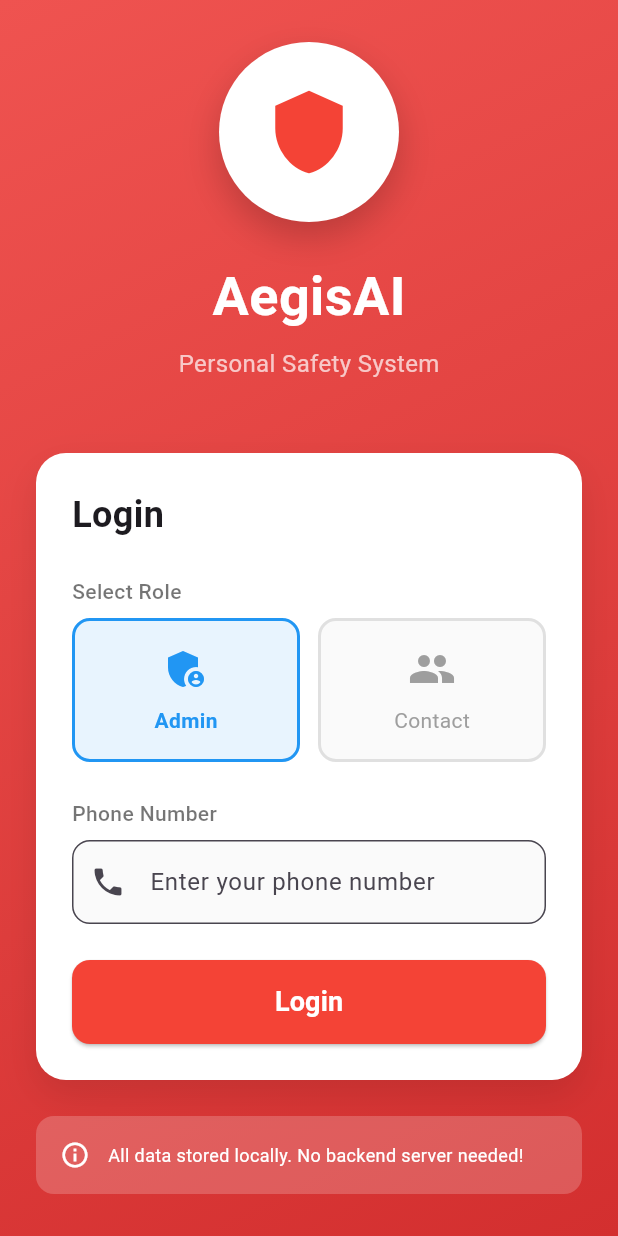
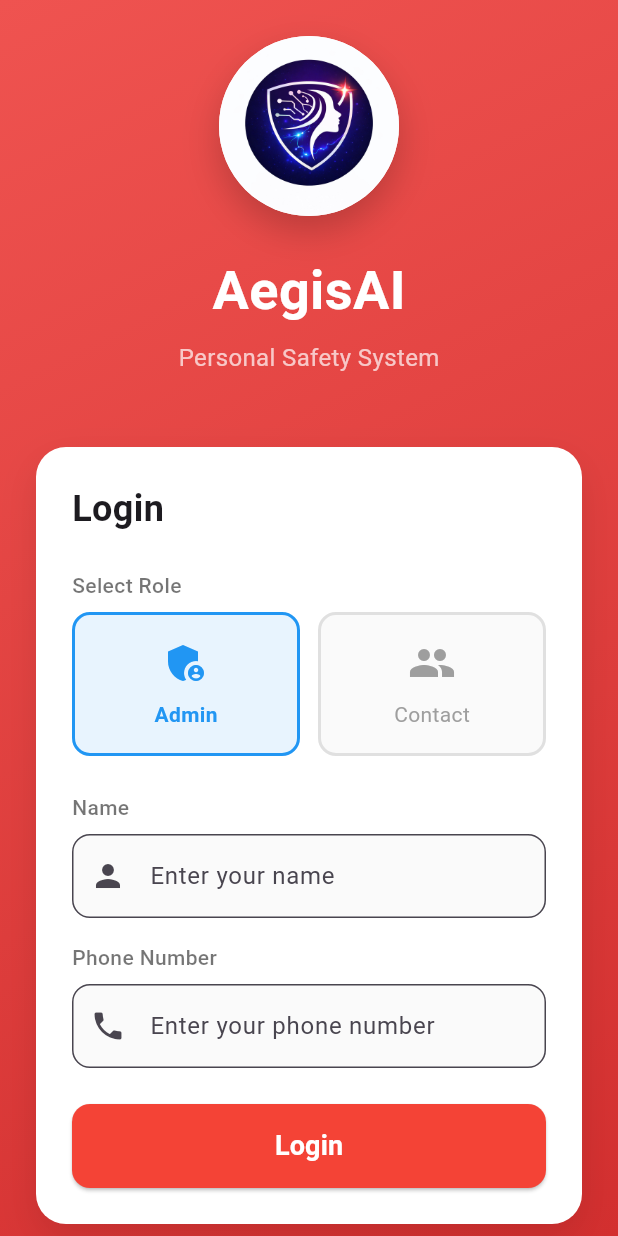
Before and after one commit to saiganesh3191/flutter-project, a Flutter app: the screen it shows after launch, on a phone screen of 412 x 824 dp. Run offline on Flutter 3.47's test engine with Material 3 defaults, Android fonts, the light colour scheme and no system bars; our stand-ins replace firebase_core, firebase_messaging, flutter_local_notifications, geolocator, hive_flutter, permission_handler and 2 more; missing offline and left inert: flutter_foreground_task; accounts and stored records are empty.

Commit message:
changes in the creds

```diff
--- a/aegis_app/lib/local_database.dart
+++ b/aegis_app/lib/local_database.dart
@@ -16,17 +16,20 @@ class LocalDatabase {
     await Hive.openBox(_alertsBox);
     await Hive.openBox(_settingsBox);
 
+    // Migrate old data if needed
+    await migrateContactsIfNeeded();
+
     print('✅ Local database initialized');
   }
 
   // ==================== CONTACTS ====================
 
-  /// Save contacts (max 5)
+  /// Save contacts (max 6)
   static Future<void> saveContacts(List<Map<String, dynamic>> contacts) async {
     final box = Hive.box(_contactsBox);
     await box.clear(); // Clear old contacts
 
-    for (int i = 0; i < contacts.length && i < 5; i++) {
+    for (int i = 0; i < contacts.length && i < 6; i++) {
       await box.put('contact_$i', contacts[i]);
     }
 
@@ -38,7 +41,8 @@ class LocalDatabase {
     final box = Hive.box(_contactsBox);
     final contacts = <Map<String, dynamic>>[];
 
-    for (int i = 0; i < 5; i++) {
+    try {
+      for (int i = 0; i < 6; i++) {
         final contact = box.get('contact_$i');
         if (contact != null) {
           contacts.add(Map<String, dynamic>.from(contact));
@@ -47,14 +51,19 @@ class LocalDatabase {
 
       // Sort by priority
       contacts.sort((a, b) => (a['priority'] as int).compareTo(b['priority'] as int));
+    } catch (e) {
+      print('Error loading contacts: $e');
+      // If there's an error, return empty list
+      return [];
+    }
 
     return contacts;
   }
 
-  /// Get top 3 priority contacts
+  /// Get top 6 priority contacts (all contacts)
   static List<Map<String, dynamic>> getTopContacts() {
     final contacts = getContacts();
-    return contacts.take(3).toList();
+    return contacts.take(6).toList();
   }
 
   /// Check if phone number exists as contact
@@ -118,6 +127,18 @@ class LocalDatabase {
     return box.get('user_phone');
   }
 
+  /// Save user name
+  static Future<void> saveUserName(String name) async {
+    final box = Hive.box(_settingsBox);
+    await box.put('user_name', name);
+  }
+
+  /// Get user name
+  static String? getUserName() {
+    final box = Hive.box(_settingsBox);
+    return box.get('user_name');
+  }
+
   /// Save user role (admin or contact)
   static Future<void> saveUserRole(String role) async {
     final box = Hive.box(_settingsBox);
@@ -164,4 +185,43 @@ class LocalDatabase {
 
     print('✅ All local data cleared');
   }
+
+  /// Migrate old 5-contact data to 6-contact format
+  static Future<void> migrateContactsIfNeeded() async {
+    try {
+      final box = Hive.box(_contactsBox);
+
+      // Check if we have any contacts
+      bool hasOldData = false;
+      for (int i = 0; i < 10; i++) {
+        if (box.get('contact_$i') != null) {
+          hasOldData = true;
+          break;
         }
+      }
+
+      if (hasOldData) {
+        // Load all existing contacts
+        final contacts = <Map<String, dynamic>>[];
+        for (int i = 0; i < 10; i++) {
+          final contact = box.get('contact_$i');
+          if (contact != null) {
+            try {
+              contacts.add(Map<String, dynamic>.from(contact));
+            } catch (e) {
+              print('Skipping corrupted contact at index $i');
+            }
+          }
+        }
+
+        // Clear and re-save with proper format
+        await box.clear();
+        await saveContacts(contacts);
+
+        print('✅ Migrated ${contacts.length} contacts to new format');
+      }
+    } catch (e) {
+      print('Migration error: $e');
+    }
+  }
+}
--- a/aegis_app/lib/main.dart
+++ b/aegis_app/lib/main.dart
@@ -87,13 +87,28 @@ class _InitialScreenState extends State<InitialScreen> {
               colors: [Colors.red.shade400, Colors.red.shade700],
             ),
           ),
-          child: const Center(
+          child: Center(
             child: Column(
               mainAxisAlignment: MainAxisAlignment.center,
               children: [
-                Icon(Icons.shield, size: 80, color: Colors.white),
-                SizedBox(height: 24),
-                CircularProgressIndicator(color: Colors.white),
+                Container(
+                  width: 100,
+                  height: 100,
+                  decoration: BoxDecoration(
+                    color: Colors.white,
+                    shape: BoxShape.circle,
+                  ),
+                  child: ClipOval(
+                    child: Image.asset(
+                      'lib/assets/app logo.jpeg',
+                      width: 100,
+                      height: 100,
+                      fit: BoxFit.cover,
+                    ),
+                  ),
+                ),
+                const SizedBox(height: 24),
+                const CircularProgressIndicator(color: Colors.white),
               ],
             ),
           ),
--- a/aegis_app/lib/screens/login_screen.dart
+++ b/aegis_app/lib/screens/login_screen.dart
@@ -12,18 +12,26 @@ class LoginScreen extends StatefulWidget {
 }
 
 class _LoginScreenState extends State<LoginScreen> {
+  final TextEditingController _nameController = TextEditingController();
   final TextEditingController _phoneController = TextEditingController();
   bool _isLoading = false;
   String _selectedRole = 'admin'; // 'admin' or 'contact'
 
   @override
   void dispose() {
+    _nameController.dispose();
     _phoneController.dispose();
     super.dispose();
   }
 
   Future<void> _login() async {
+    final name = _nameController.text.trim();
     final phone = _phoneController.text.trim().replaceAll(' ', '').replaceAll('-', '');
+
+    if (name.isEmpty) {
+      _showMessage('Please enter your name');
+      return;
+    }
 
     if (phone.isEmpty) {
       _showMessage('Please enter your phone number');
@@ -34,8 +42,9 @@ class _LoginScreenState extends State<LoginScreen> {
 
     try {
       if (_selectedRole == 'admin') {
-        // Admin login - save role and phone, go to onboarding
+        // Admin login - save role, name, and phone, go to onboarding
         await LocalDatabase.saveUserRole('admin');
+        await LocalDatabase.saveUserName(name);
         await LocalDatabase.saveUserPhone(phone);
 
         // Generate device ID if not exists
@@ -57,6 +66,7 @@ class _LoginScreenState extends State<LoginScreen> {
 
         if (isContact) {
           await LocalDatabase.saveUserRole('contact');
+          await LocalDatabase.saveUserName(name);
           await LocalDatabase.saveUserPhone(phone);
 
           if (mounted) {
@@ -122,10 +132,13 @@ class _LoginScreenState extends State<LoginScreen> {
                         ),
                       ],
                     ),
-                    child: const Icon(
-                      Icons.shield,
-                      size: 60,
-                      color: Colors.red,
+                    child: ClipOval(
+                      child: Image.asset(
+                        'lib/assets/app logo.jpeg',
+                        width: 120,
+                        height: 120,
+                        fit: BoxFit.cover,
+                      ),
                     ),
                   ),
 
@@ -212,6 +225,33 @@ class _LoginScreenState extends State<LoginScreen> {
                         ),
 
                         const SizedBox(height: 24),
+
+                        // Name input
+                        const Text(
+                          'Name',
+                          style: TextStyle(
+                            fontSize: 14,
+                            fontWeight: FontWeight.w500,
+                            color: Colors.black54,
+                          ),
+                        ),
+                        const SizedBox(height: 8),
+                        TextField(
+                          controller: _nameController,
+                          decoration: InputDecoration(
+                            hintText: 'Enter your name',
+                            prefixIcon: const Icon(Icons.person),
+                            border: OutlineInputBorder(
+                              borderRadius: BorderRadius.circular(12),
+                            ),
+                            filled: true,
+                            fillColor: Colors.grey.shade50,
+                          ),
+                          keyboardType: TextInputType.name,
+                          textCapitalization: TextCapitalization.words,
+                        ),
+
+                        const SizedBox(height: 16),
 
                         // Phone input
                         const Text(
--- a/aegis_app/pubspec.yaml
+++ b/aegis_app/pubspec.yaml
@@ -48,3 +48,6 @@ dev_dependencies:
 
 flutter:
   uses-material-design: true
+
+  assets:
+    - lib/assets/app logo.jpeg
```
Also changed, not shown: aegis_app/lib/alert_manager.dart (+8 -4 lines), aegis_app/lib/screens/alert_countdown_dialog.dart (+49 -10 lines), aegis_app/lib/screens/home_screen.dart (+7 -6 lines), aegis_app/lib/screens/onboarding_screen.dart (+18 -12 lines), aegis_app/lib/sms_service.dart (+37 -11 lines), aegis_app/lib/assets/app logo.jpeg (added), aegis_app/pubspec.lock. Lines whose indentation alone changed are shown as unchanged.
